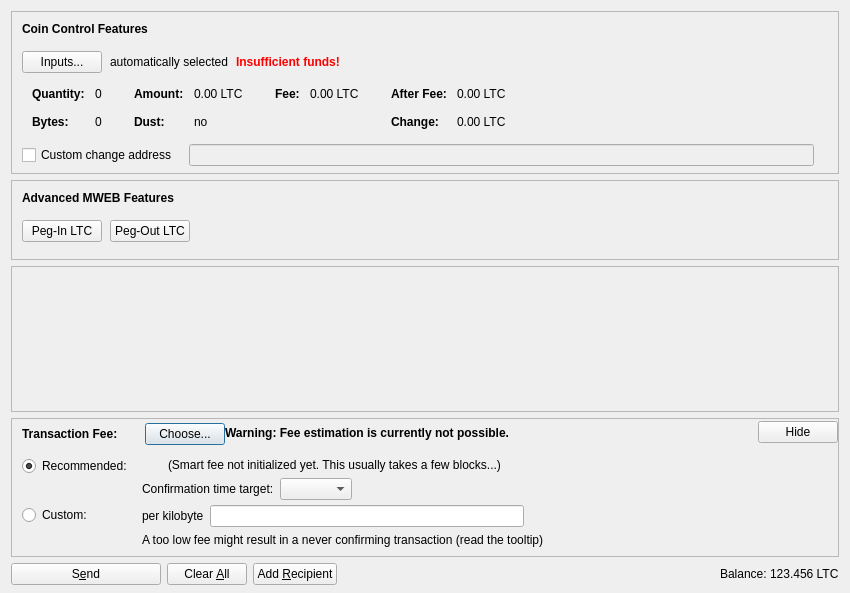
Before: the Qt Designer form src/qt/forms/sendcoinsdialog.ui in nsimmonds/nickoin, drawn with Qt 5.
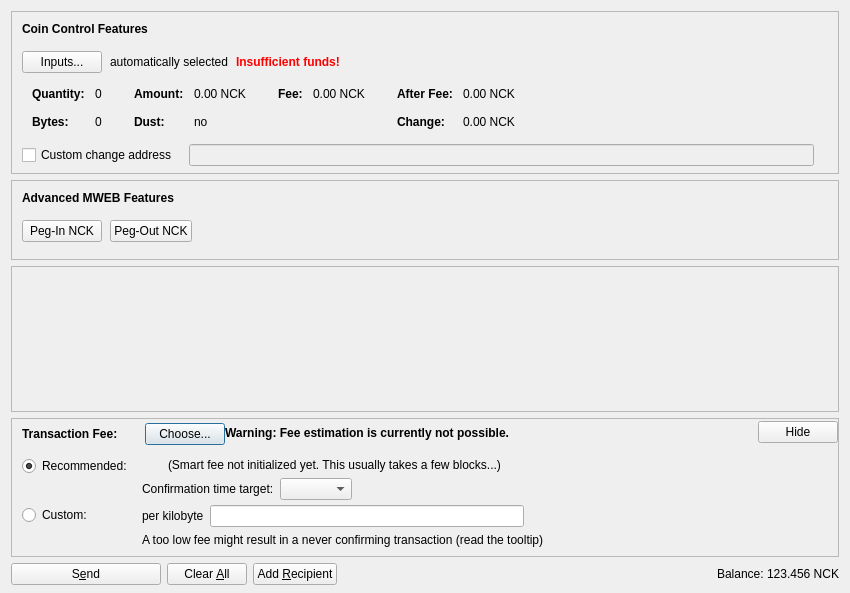
After: the same form once the commit is applied. Icons and pictures are not drawn. Custom widgets are drawn as their Qt base class.

```diff
--- a/src/qt/forms/sendcoinsdialog.ui
+++ b/src/qt/forms/sendcoinsdialog.ui
@@ -324,7 +324,7 @@
                   <enum>Qt::ActionsContextMenu</enum>
                  </property>
                  <property name="text">
-                  <string notr="true">0.00 LTC</string>
+                  <string notr="true">0.00 NCK</string>
                  </property>
                  <property name="textInteractionFlags">
                   <set>Qt::LinksAccessibleByMouse|Qt::TextSelectableByKeyboard|Qt::TextSelectableByMouse</set>
@@ -404,7 +404,7 @@
                   <enum>Qt::ActionsContextMenu</enum>
                  </property>
                  <property name="text">
-                  <string notr="true">0.00 LTC</string>
+                  <string notr="true">0.00 NCK</string>
                  </property>
                  <property name="textInteractionFlags">
                   <set>Qt::LinksAccessibleByMouse|Qt::TextSelectableByKeyboard|Qt::TextSelectableByMouse</set>
@@ -455,7 +455,7 @@
                   <enum>Qt::ActionsContextMenu</enum>
                  </property>
                  <property name="text">
-                  <string notr="true">0.00 LTC</string>
+                  <string notr="true">0.00 NCK</string>
                  </property>
                  <property name="textInteractionFlags">
                   <set>Qt::LinksAccessibleByMouse|Qt::TextSelectableByKeyboard|Qt::TextSelectableByMouse</set>
@@ -484,7 +484,7 @@
                   <enum>Qt::ActionsContextMenu</enum>
                  </property>
                  <property name="text">
-                  <string notr="true">0.00 LTC</string>
+                  <string notr="true">0.00 NCK</string>
                  </property>
                  <property name="textInteractionFlags">
                   <set>Qt::LinksAccessibleByMouse|Qt::TextSelectableByKeyboard|Qt::TextSelectableByMouse</set>
@@ -667,7 +667,7 @@
              <string notr="true"/>
             </property>
             <property name="text">
-             <string>Peg-In LTC</string>
+             <string>Peg-In NCK</string>
             </property>
             <property name="checkable">
              <bool>true</bool>
@@ -683,7 +683,7 @@
              <string notr="true"/>
             </property>
             <property name="text">
-             <string>Peg-Out LTC</string>
+             <string>Peg-Out NCK</string>
             </property>
             <property name="checkable">
              <bool>true</bool>
@@ -1353,7 +1353,7 @@
           <cursorShape>IBeamCursor</cursorShape>
          </property>
          <property name="text">
-          <string notr="true">123.456 LTC</string>
+          <string notr="true">123.456 NCK</string>
          </property>
          <property name="textInteractionFlags">
           <set>Qt::LinksAccessibleByMouse|Qt::TextSelectableByKeyboard|Qt::TextSelectableByMouse</set>
```
